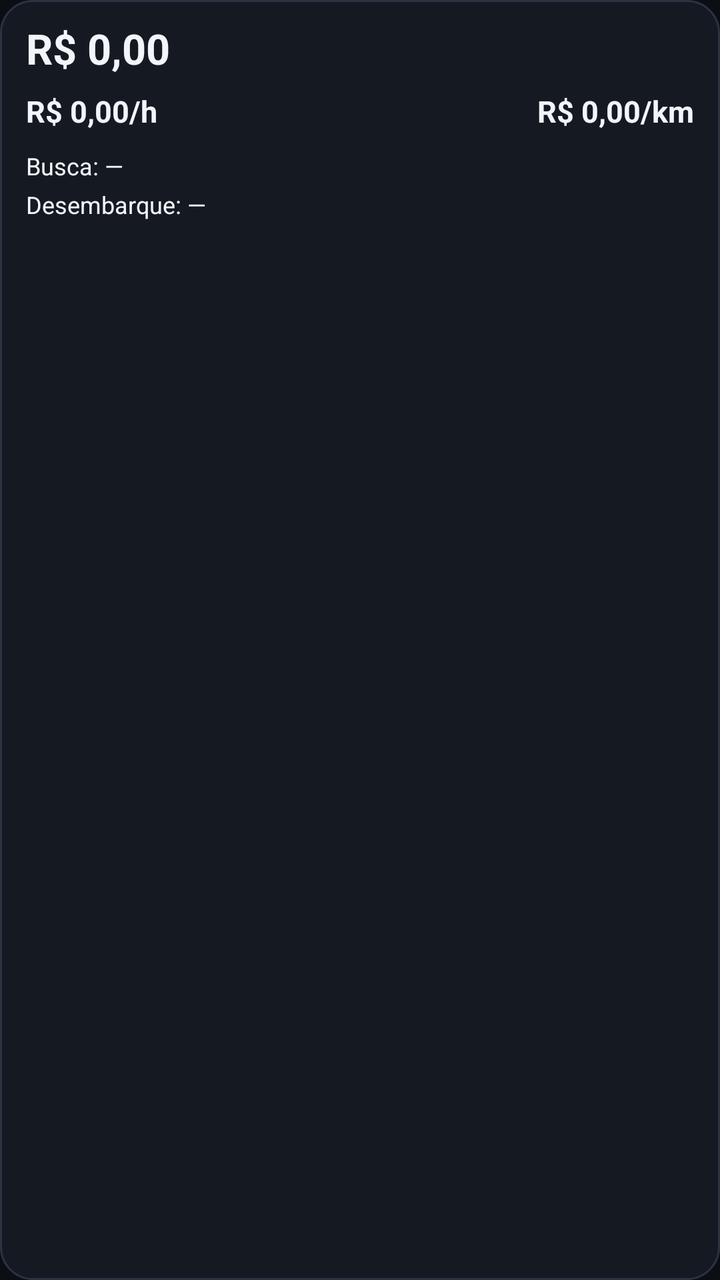
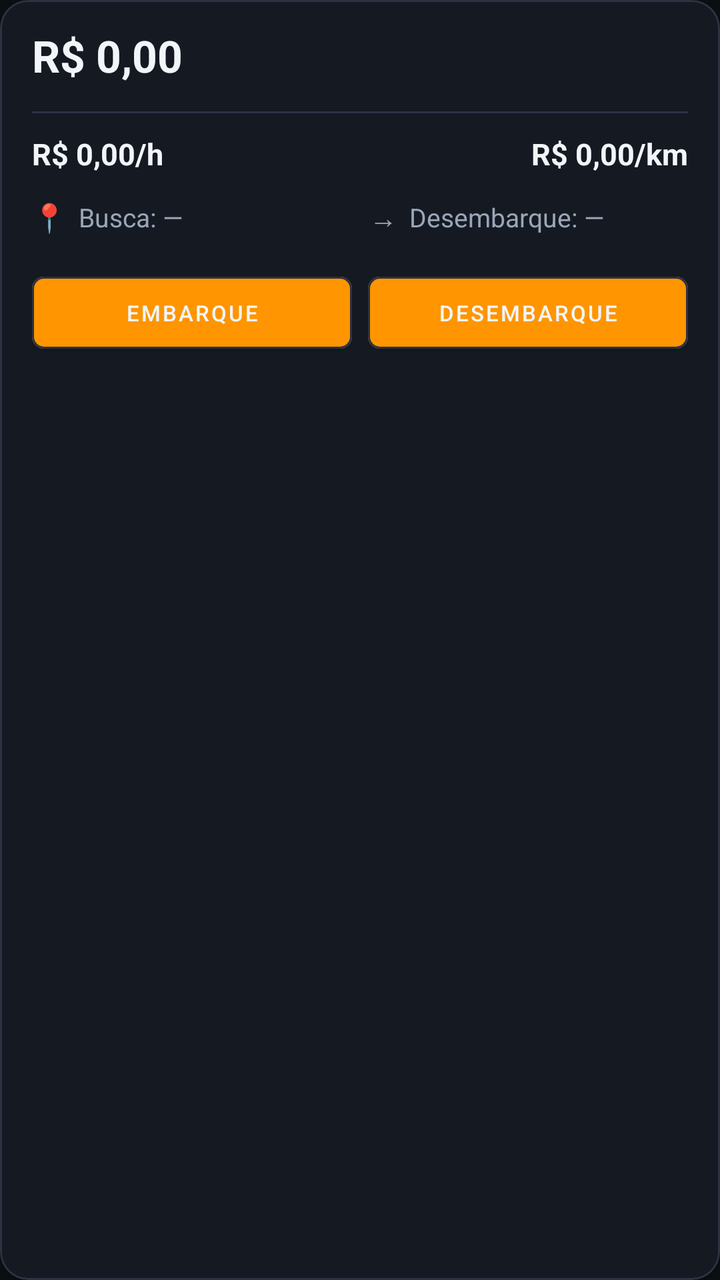

The first picture is an Android layout as it rendered before a commit; the second is the same layout after the commit. The layout source and the unified diff follow.
<!-- AndroidManifest.xml: application theme Theme.Radar -->
<!-- res/layout/item_history.xml -->
<?xml version="1.0" encoding="utf-8"?>
<LinearLayout xmlns:android="http://schemas.android.com/apk/res/android"
    android:layout_width="match_parent"
    android:layout_height="wrap_content"
    android:layout_marginBottom="10dp"
    android:background="@drawable/bg_card"
    android:orientation="vertical"
    android:padding="13dp">

    <LinearLayout
        android:layout_width="match_parent"
        android:layout_height="wrap_content"
        android:gravity="center_vertical"
        android:orientation="horizontal">

        <TextView
            android:id="@+id/tvItemValor"
            android:layout_width="wrap_content"
            android:layout_height="wrap_content"
            android:includeFontPadding="false"
            android:text="R$ 0,00"
            android:textColor="@color/text"
            android:textSize="21sp"
            android:textStyle="bold" />

        <TextView
            android:id="@+id/tvItemMeta"
            android:layout_width="0dp"
            android:layout_height="wrap_content"
            android:layout_marginStart="8dp"
            android:layout_weight="1"
            android:gravity="end"
            android:text=""
            android:textColor="@color/textDim"
            android:textSize="10.5sp" />
    </LinearLayout>

    <LinearLayout
        android:layout_width="match_parent"
        android:layout_height="wrap_content"
        android:layout_marginTop="8dp"
        android:orientation="horizontal">

        <TextView
            android:id="@+id/tvItemHora"
            android:layout_width="0dp"
            android:layout_height="wrap_content"
            android:layout_weight="1"
            android:text="R$ 0,00/h"
            android:textColor="@color/text"
            android:textSize="15sp"
            android:textStyle="bold" />

        <TextView
            android:id="@+id/tvItemKm"
            android:layout_width="0dp"
            android:layout_height="wrap_content"
            android:layout_weight="1"
            android:gravity="end"
            android:text="R$ 0,00/km"
            android:textColor="@color/text"
            android:textSize="15sp"
            android:textStyle="bold" />
    </LinearLayout>

    <TextView
        android:id="@+id/tvItemOrigem"
        android:layout_width="match_parent"
        android:layout_height="wrap_content"
        android:layout_marginTop="9dp"
        android:lineSpacingExtra="2dp"
        android:text="Busca: —"
        android:textColor="@color/text"
        android:textSize="12sp" />

    <TextView
        android:id="@+id/tvItemDestino"
        android:layout_width="match_parent"
        android:layout_height="wrap_content"
        android:layout_marginTop="3dp"
        android:lineSpacingExtra="2dp"
        android:text="Desembarque: —"
        android:textColor="@color/text"
        android:textSize="12sp" />

    <TextView
        android:id="@+id/tvItemLucro"
        android:layout_width="match_parent"
        android:layout_height="wrap_content"
        android:layout_marginTop="6dp"
        android:text=""
        android:textColor="@color/textDim"
        android:textSize="10.5sp" />
</LinearLayout>
<!-- resources referenced by this layout -->
<resources>
  <color name="text">#F2F5FA</color>
  <color name="textDim">#9AA6B8</color>
  <!-- drawable bg_card (drawable) -->
  <?xml version="1.0" encoding="utf-8"?>
  <shape xmlns:android="http://schemas.android.com/apk/res/android" android:shape="rectangle">
      <solid android:color="@color/surface" />
      <corners android:radius="16dp" />
      <stroke android:width="1dp" android:color="@color/stroke" />
  </shape>
  <style name="Theme.Radar" parent="Theme.MaterialComponents.NoActionBar">
          <item name="android:statusBarColor">@color/bg</item>
          <item name="android:navigationBarColor">@color/bg</item>
          <item name="android:windowBackground">@color/bg</item>
          <item name="android:textColorPrimary">@color/text</item>
          <item name="android:textColorSecondary">@color/textDim</item>
          <item name="colorPrimary">@color/green</item>
          <item name="colorSecondary">@color/blue</item>
          <item name="colorOnPrimary">#04120A</item>
          <item name="android:textColorHint">@color/textDim</item>
          <item name="android:forceDarkAllowed" tools:targetApi="q">false</item>
      </style>
  <color name="surface">#151A22</color>
  <color name="stroke">#2A3342</color>
  <color name="bg">#0B0E13</color>
  <color name="green">#00D26A</color>
  <color name="blue">#4C8DFF</color>
</resources>

<!-- the commit's change to res/layout/item_history.xml (unified diff, before → after) -->
@@ -1,18 +1,23 @@
 <?xml version="1.0" encoding="utf-8"?>
-<LinearLayout xmlns:android="http://schemas.android.com/apk/res/android"
+<com.google.android.material.card.MaterialCardView
+    xmlns:android="http://schemas.android.com/apk/res/android"
+    xmlns:app="http://schemas.android.com/apk/res-auto"
     android:layout_width="match_parent"
     android:layout_height="wrap_content"
-    android:layout_marginBottom="10dp"
-    android:background="@drawable/bg_card"
-    android:orientation="vertical"
-    android:padding="13dp">
+    android:layout_marginBottom="12dp"
+    app:cardBackgroundColor="@color/surface"
+    app:cardCornerRadius="14dp"
+    app:cardElevation="1dp"
+    app:strokeColor="@color/stroke"
+    app:strokeWidth="1dp">
 
     <LinearLayout
         android:layout_width="match_parent"
         android:layout_height="wrap_content"
-        android:gravity="center_vertical"
-        android:orientation="horizontal">
+        android:orientation="vertical"
+        android:padding="16dp">
 
+        
         <TextView
             android:id="@+id/tvItemValor"
             android:layout_width="wrap_content"
@@ -20,75 +25,146 @@
             android:includeFontPadding="false"
             android:text="R$ 0,00"
             android:textColor="@color/text"
-            android:textSize="21sp"
+            android:textSize="22sp"
             android:textStyle="bold" />
 
+        <View
+            android:layout_width="match_parent"
+            android:layout_height="1dp"
+            android:layout_marginTop="14dp"
+            android:layout_marginBottom="10dp"
+            android:background="@color/stroke" />
+
+        
+        <LinearLayout
+            android:layout_width="match_parent"
+            android:layout_height="wrap_content"
+            android:orientation="horizontal">
+
+            <TextView
+                android:id="@+id/tvItemHora"
+                android:layout_width="0dp"
+                android:layout_height="wrap_content"
+                android:layout_weight="1"
+                android:text="R$ 0,00/h"
+                android:textColor="@color/text"
+                android:textSize="15sp"
+                android:textStyle="bold" />
+
+            <TextView
+                android:id="@+id/tvItemKm"
+                android:layout_width="0dp"
+                android:layout_height="wrap_content"
+                android:layout_weight="1"
+                android:gravity="end"
+                android:text="R$ 0,00/km"
+                android:textColor="@color/text"
+                android:textSize="15sp"
+                android:textStyle="bold" />
+        </LinearLayout>
+
+        
+        <LinearLayout
+            android:layout_width="match_parent"
+            android:layout_height="wrap_content"
+            android:layout_marginTop="12dp"
+            android:gravity="center_vertical"
+            android:orientation="horizontal">
+
+            <TextView
+                android:layout_width="wrap_content"
+                android:layout_height="wrap_content"
+                android:text="📍"
+                android:textColor="@color/textDim"
+                android:textSize="14sp" />
+
+            <TextView
+                android:id="@+id/tvItemOrigem"
+                android:layout_width="0dp"
+                android:layout_height="wrap_content"
+                android:layout_marginStart="6dp"
+                android:layout_weight="1"
+                android:lineSpacingExtra="2dp"
+                android:text="Busca: —"
+                android:textColor="@color/textDim"
+                android:textSize="13sp" />
+
+            <TextView
+                android:layout_width="wrap_content"
+                android:layout_height="wrap_content"
+                android:layout_marginStart="6dp"
+                android:layout_marginEnd="6dp"
+                android:text="→"
+                android:textColor="@color/textDim"
+                android:textSize="14sp" />
+
+            <TextView
+                android:id="@+id/tvItemDestino"
+                android:layout_width="0dp"
+                android:layout_height="wrap_content"
+                android:layout_weight="1"
+                android:lineSpacingExtra="2dp"
+                android:text="Desembarque: —"
+                android:textColor="@color/textDim"
+                android:textSize="13sp" />
+        </LinearLayout>
+
+        
+        <LinearLayout
+            android:layout_width="match_parent"
+            android:layout_height="wrap_content"
+            android:layout_marginTop="14dp"
+            android:orientation="horizontal">
+
+            <com.google.android.material.button.MaterialButton
+                android:id="@+id/btnMapOrigem"
+                android:layout_width="0dp"
+                android:layout_height="wrap_content"
+                android:layout_weight="1"
+                android:text="Embarque"
+                android:textColor="@color/text"
+                android:textSize="11sp"
+                android:padding="8dp"
+                app:cornerRadius="6dp"
+                app:strokeColor="@color/stroke"
+                app:strokeWidth="1dp" />
+
+            <com.google.android.material.button.MaterialButton
+                android:id="@+id/btnMapDestino"
+                android:layout_width="0dp"
+                android:layout_height="wrap_content"
+                android:layout_weight="1"
+                android:layout_marginStart="8dp"
+                android:text="Desembarque"
+                android:textColor="@color/text"
+                android:textSize="11sp"
+                android:padding="8dp"
+                app:cornerRadius="6dp"
+                app:strokeColor="@color/stroke"
+                app:strokeWidth="1dp" />
+        </LinearLayout>
+
+        
         <TextView
-            android:id="@+id/tvItemMeta"
-            android:layout_width="0dp"
+            android:id="@+id/tvItemLucro"
+            android:layout_width="match_parent"
             android:layout_height="wrap_content"
-            android:layout_marginStart="8dp"
-            android:layout_weight="1"
-            android:gravity="end"
+            android:layout_marginTop="10dp"
             android:text=""
             android:textColor="@color/textDim"
-            android:textSize="10.5sp" />
+            android:textSize="11sp" />
+
+        
+        <ImageView
+            android:id="@+id/imgPrint"
+            android:layout_width="match_parent"
+            android:layout_height="130dp"
+            android:layout_marginTop="10dp"
+            android:background="@color/bg"
+            android:clickable="true"
+            android:contentDescription="Print da tela da corrida"
+            android:focusable="true"
+            android:scaleType="centerCrop"
+            android:visibility="gone" />
     </LinearLayout>
-
-    <LinearLayout
-        android:layout_width="match_parent"
-        android:layout_height="wrap_content"
-        android:layout_marginTop="8dp"
-        android:orientation="horizontal">
-
-        <TextView
-            android:id="@+id/tvItemHora"
-            android:layout_width="0dp"
-            android:layout_height="wrap_content"
-            android:layout_weight="1"
-            android:text="R$ 0,00/h"
-            android:textColor="@color/text"
-            android:textSize="15sp"
-            android:textStyle="bold" />
-
-        <TextView
-            android:id="@+id/tvItemKm"
-            android:layout_width="0dp"
-            android:layout_height="wrap_content"
-            android:layout_weight="1"
-            android:gravity="end"
-            android:text="R$ 0,00/km"
-            android:textColor="@color/text"
-            android:textSize="15sp"
-            android:textStyle="bold" />
-    </LinearLayout>
-
-    <TextView
-        android:id="@+id/tvItemOrigem"
-        android:layout_width="match_parent"
-        android:layout_height="wrap_content"
-        android:layout_marginTop="9dp"
-        android:lineSpacingExtra="2dp"
-        android:text="Busca: —"
-        android:textColor="@color/text"
-        android:textSize="12sp" />
-
-    <TextView
-        android:id="@+id/tvItemDestino"
-        android:layout_width="match_parent"
-        android:layout_height="wrap_content"
-        android:layout_marginTop="3dp"
-        android:lineSpacingExtra="2dp"
-        android:text="Desembarque: —"
-        android:textColor="@color/text"
-        android:textSize="12sp" />
-
-    <TextView
-        android:id="@+id/tvItemLucro"
-        android:layout_width="match_parent"
-        android:layout_height="wrap_content"
-        android:layout_marginTop="6dp"
-        android:text=""
-        android:textColor="@color/textDim"
-        android:textSize="10.5sp" />
-</LinearLayout>
+</com.google.android.material.card.MaterialCardView>
<!-- resource entries referenced after the edit -->
@@ -2,29 +2,22 @@
 <resources>
   <color name="text">#F2F5FA</color>
   <color name="textDim">#9AA6B8</color>
-  <!-- drawable bg_card (drawable) -->
-  <?xml version="1.0" encoding="utf-8"?>
-  <shape xmlns:android="http://schemas.android.com/apk/res/android" android:shape="rectangle">
-      <solid android:color="@color/surface" />
-      <corners android:radius="16dp" />
-      <stroke android:width="1dp" android:color="@color/stroke" />
-  </shape>
   <style name="Theme.Radar" parent="Theme.MaterialComponents.NoActionBar">
           <item name="android:statusBarColor">@color/bg</item>
           <item name="android:navigationBarColor">@color/bg</item>
           <item name="android:windowBackground">@color/bg</item>
           <item name="android:textColorPrimary">@color/text</item>
           <item name="android:textColorSecondary">@color/textDim</item>
-          <item name="colorPrimary">@color/green</item>
+          <item name="colorPrimary">@color/orange</item>
           <item name="colorSecondary">@color/blue</item>
-          <item name="colorOnPrimary">#04120A</item>
+          <item name="colorOnPrimary">#101418</item>
           <item name="android:textColorHint">@color/textDim</item>
           <item name="android:forceDarkAllowed" tools:targetApi="q">false</item>
       </style>
+  <color name="orange">#FF9500</color>
   <color name="surface">#151A22</color>
   <color name="stroke">#2A3342</color>
   <color name="bg">#0B0E13</color>
-  <color name="green">#00D26A</color>
   <color name="blue">#4C8DFF</color>
 </resources>
 
